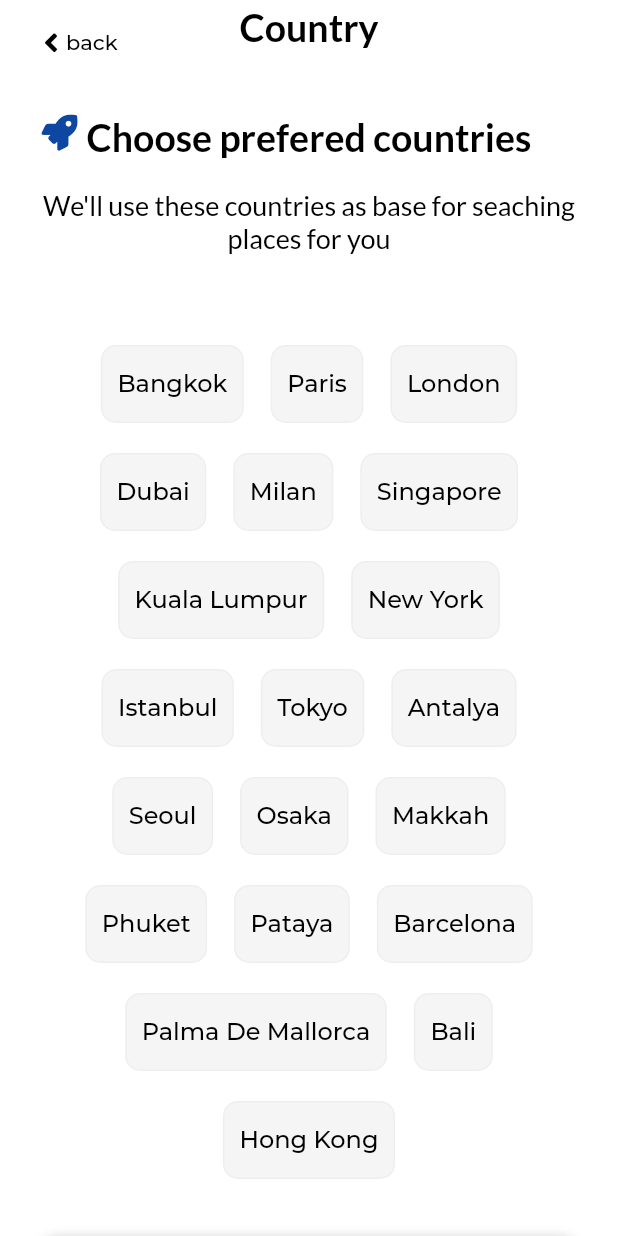
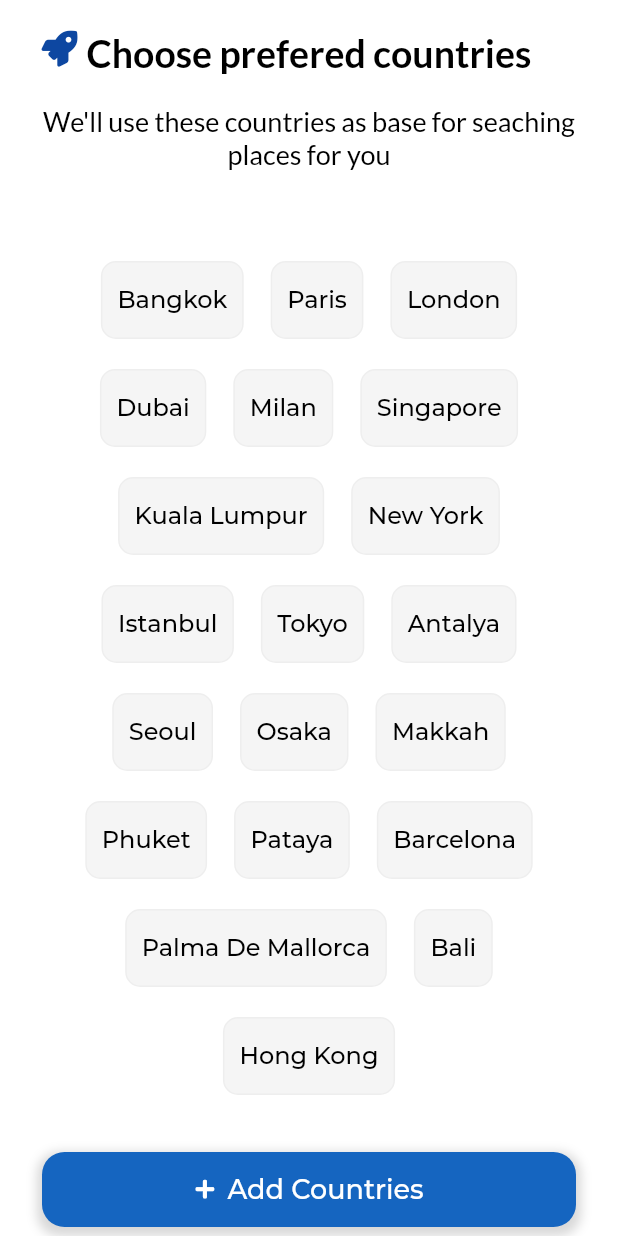
Before and after one commit to Nitro963/TripPal, a Flutter app: the HomePagePV screen opened directly, item 4 of the bottom bar chosen, after a tap on "Plan a trip automatically", on a phone screen of 412 x 824 dp. Run offline on Flutter 3.47's test engine with Material 2 defaults, Android fonts, the phone set to English and light mode, and no system bars; our stand-ins replace charts_flutter, flutter_slidable, flutter_spinkit, flutter_svg, font_awesome_flutter, get and 6 more; missing offline and left inert: footer, overflow_view, transformer_page_view; statements that could not run were skipped; project files that could hold a hidden picture were left out.

Commit message:
build filters controller

```diff
--- a/lib/scr/controllers/filters_controller.dart
+++ b/lib/scr/controllers/filters_controller.dart
@@ -1,18 +1,20 @@
 import 'package:get/get.dart';
+import 'package:travel_app/scr/models/DemoData.dart';
 
 // enum TripMode { extendedTrip, focusedTrip }
 
 class FilterController extends GetxController {
   @override
-  // ignore: must_call_super
   void onInit() {
-    for (var type in placeType) {
-      contentCheck[type] = false.obs;
-      contentValues[type] = 5;
+    selectedCities.add('dada');
+    selectedCities.add('dodo');
+
+    for (var type in _types) {
+      placesContentCheck[type] = false.obs;
+      contentValues[type] = 5.0.obs;
+      super.onInit();
     }
   }
-
-  // List<String> tripMode = ['extendedTrip', 'focusedTrip'];
 
   final List<String> _types = [
     'Historic',
@@ -28,16 +30,14 @@ class FilterController extends GetxController {
   bool foodsChecked = false;
   bool shopsChecked = false;
 
-  // TripMode tripMode = TripMode.extendedTrip;
+  Map<String, RxBool> locsContentCheck = Map<String, RxBool>();
+  Map<String, RxDouble> contentValues = Map<String, RxDouble>();
 
-  Map<String, RxBool> contentCheck = Map<String, RxBool>();
-  Map<String, double> contentValues = Map<String, double>();
+  RxDouble daysCount = 3.0.obs;
 
-  double daysCount = 3;
-
-  double placesPerDay = 3;
-  double foods = 5;
-  double shops = 5;
+  RxDouble placesPerDay = 3.0.obs;
+  RxDouble foods = 5.0.obs;
+  RxDouble shops = 5.0.obs;
 
   List<String> get placeType => this._types;
 
@@ -49,4 +49,24 @@ class FilterController extends GetxController {
     tripMode = value;
     update();
   }
+
+
+
+  // Countries page
+  final List<String> cities = dummyCities;
+  List<String> selectedCities = List<String>.empty(growable: true).obs;
+  void selectLocs() {
+    selectedCities.clear();
+    for (String city in locsContentCheck.keys)
+      if (locsContentCheck[city] == true.obs) selectedCities.add(city);
+  }
+
+  //Advanced Filters Page
+  Map<String, RxBool> placesContentCheck = Map<String, RxBool>();
+  List<String> selectedTypes = List<String>.empty(growable: true).obs;
+  void selectPlaces() {
+    selectedTypes.clear();
+    for (String city in placesContentCheck.keys)
+      if (placesContentCheck[city] == true.obs) selectedTypes.add(city);
+  }
 }
--- /dev/null
+++ b/lib/scr/screens/filters/advanced_filters_page.dart
@@ -0,0 +1,77 @@
+import 'package:flutter/material.dart';
+import 'package:font_awesome_flutter/font_awesome_flutter.dart';
+import 'package:get/get.dart';
+import 'package:travel_app/scr/controllers/filters_controller.dart';
+import 'package:travel_app/scr/shared/constants.dart';
+
+import 'components/filters_header.dart';
+import 'components/rounded_button.dart';
+import 'components/rounded_slider.dart';
+
+class AdvancedFiltersPage extends StatelessWidget {
+  AdvancedFiltersPage({Key key}) : super(key: key);
+  final controller = Get.find<FilterController>();
+
+  @override
+  Widget build(BuildContext context) {
+    List<Widget> builsSliders() {
+      List<Widget> result = List<Widget>.empty(growable: true);
+      for (String type in controller.selectedTypes) {
+        result.add(FilterSubTitle(filterName: 'How interested are you in ' + type + ' places?'));
+        result.add(FiltersSlider(
+            count: controller.contentValues[type],
+            sliderType: 'Rate',
+            onChanged: (newValue) => controller.contentValues[type].value = newValue));
+      } if(controller.foodsChecked){
+        result.add(FilterSubTitle(filterName: 'How interested are you in Foods & Drinks?'));
+        result.add(FiltersSlider(
+            count: controller.foods,
+            sliderType: 'Rate',
+            onChanged: (newValue) => controller.foods.value = newValue));
+      }if(controller.shopsChecked){
+        result.add(FilterSubTitle(filterName: 'How interested are you in Shopping?'));
+        result.add(FiltersSlider(
+            count: controller.shops,
+            sliderType: 'Rate',
+            onChanged: (newValue) => controller.shops.value = newValue));
+      }
+      result.add(FilterSubTitle(filterName: 'How many places would you visit in a single day?'));
+        result.add(FiltersSlider(
+            count: controller.placesPerDay,
+            sliderType: 'Rate',
+            onChanged: (newValue) => controller.placesPerDay.value = newValue));
+      return result;
+    }
+
+    return Scaffold(
+      body: SafeArea(
+        child: Container(
+        width: SizeConfig.screenWidth,
+        height: SizeConfig.screenHeight,
+        child: Column(
+          children: <Widget>[
+            FiltersHeader(
+              title: 'Preferences Control',
+              subTitle: 'Tell us more about your preferences, and we\'ll build a trip specialized for you',
+            ),
+            Expanded(
+              child: ListView(
+                children: builsSliders(),
+              )),
+           RoundedButton(
+            title: 'Save Controls',
+            onPressed: () => Get.back(),
+            color: Colors.blue[900],
+            textColor: Colors.white,
+            icon: Icon(
+              FontAwesomeIcons.save,
+              color: Colors.white,
+              size: 18.0,
+              )
+            )
+          ]
+        ),
+      )),
+    );
+  }
+}
--- a/lib/scr/screens/filters/cities_page.dart
+++ /dev/null
@@ -1,98 +0,0 @@
-import 'package:flutter/material.dart';
-import 'package:font_awesome_flutter/font_awesome_flutter.dart';
-import 'package:travel_app/scr/models/DemoData.dart';
-import 'package:travel_app/scr/screens/filters/components/filters_header.dart';
-import 'package:travel_app/scr/screens/filters/filter_page.dart';
-import 'package:get/get.dart';
-
-import 'components/custom_appbar.dart';
-import 'components/rounded_button.dart';
-import 'components/rounded_gesture_widget.dart';
-
-class CitiesPage extends StatefulWidget {
-  CitiesPage({Key key}) : super(key: key);
-
-  final List<String> cities = dummyCities;
-  @override
-  _CitiesPageState createState() => _CitiesPageState();
-}
-
-class _CitiesPageState extends State<CitiesPage> {
-  List<Widget> _content = List<Widget>.empty(growable: true).obs;
-  Map<String, RxBool> _contentCheck = Map<String, RxBool>();
-  List<String> _selectedCities;
-
-  @override
-  void initState() {
-    super.initState();
-    for (String city in widget.cities) {
-      _contentCheck[city] = false.obs;
-      _content.add(new RoundedGestWidget(
-        title: city,
-        selected: _contentCheck[city],
-        onTap: () {
-          _contentCheck[city] = _contentCheck[city].toggle();
-        },
-      ));
-    }
-  }
-
-  @override
-  Widget build(BuildContext context) {
-    return Scaffold(
-      appBar: AppBar(
-        automaticallyImplyLeading: false,
-        backgroundColor: Colors.white,
-        elevation: 0,
-        title: CustomAppbar(
-          title: 'Country',
-        ),
-      ),
-      body: SafeArea(
-        child: Container(
-          color: Colors.white,
-          height: MediaQuery.of(context).size.height,
-          width: MediaQuery.of(context).size.width,
-          child: ListView(
-            children: <Widget>[
-              FiltersHeader(
-                  title: 'Choose prefered countries',
-                  subTitle:
-                      'We\'ll use these countries as base for seaching places for you'),
-              SizedBox(
-                height: 10.0,
-              ),
-              Padding(
-                padding: const EdgeInsets.all(30.0),
-                child: Wrap(
-                    spacing: 10.0,
-                    alignment: WrapAlignment.center,
-                    runSpacing: 20.0,
-                    children: _content),
-              ),
-              RoundedButton(
-                  title: 'Add Countries',
-                  icon: Icon(FontAwesomeIcons.plus,
-                      color: Colors.white, size: 14.0),
-                  onPressed: () {
-                    _selectedCities = List<String>.empty(growable: true).obs;
-                    for (String city in _contentCheck.keys)
-                      if (_contentCheck[city] == true.obs)
-                        _selectedCities.add(city);
-                    if (_selectedCities.length > 0) {
-                      Navigator.push(context, MaterialPageRoute(
-                            builder: (context) =>
-                                FiltersPageV2(content: _selectedCities)),
-                      );
-                    }
-                  },
-                  color: Colors.blue[800],
-                  textColor: Colors.white),
-              SizedBox(height: 40.0)
-            ],
-          ),
-        ),
-      ),
-    );
-  }
-}
--- /dev/null
+++ b/lib/scr/screens/filters/locations_page.dart
@@ -0,0 +1,67 @@
+import 'package:flutter/material.dart';
+import 'package:font_awesome_flutter/font_awesome_flutter.dart';
+import 'package:get/get.dart';
+import 'package:travel_app/scr/controllers/filters_controller.dart';
+import 'package:travel_app/scr/screens/filters/basic_filters_page.dart';
+
+import 'components/filters_header.dart';
+import 'components/rounded_button.dart';
+import 'components/rounded_gesture_widget.dart';
+
+class LocationsPage extends StatelessWidget {
+  LocationsPage({Key key}) : super(key: key);
+
+  final FilterController controller = Get.put(FilterController());
+  @override
+  Widget build(BuildContext context) {
+    List<Widget> content = List<Widget>.empty(growable: true).obs;
+
+    for (String city in controller.cities) {
+      controller.locsContentCheck[city] = false.obs;
+      content.add(new RoundedGestWidget(
+        title: city,
+        selected: controller.locsContentCheck[city],
+        onTap: () {
+          controller.locsContentCheck[city] =
+              controller.locsContentCheck[city].toggle();
+        },
+      ));
+    }
+
+    return Scaffold(
+      backgroundColor: Colors.white,
+      body: SafeArea(
+          child: ListView(
+        children: <Widget>[
+          FiltersHeader(
+              title: 'Choose prefered countries',
+              subTitle:
+                  'We\'ll use these countries as base for seaching places for you'),
+          SizedBox(
+            height: 10.0,
+          ),
+          Padding(
+            padding: const EdgeInsets.all(30.0),
+            child: Wrap(
+                spacing: 10.0,
+                alignment: WrapAlignment.center,
+                runSpacing: 20.0,
+                children: content),
+          ),
+          RoundedButton(
+              title: 'Add Countries',
+              icon:
+                  Icon(FontAwesomeIcons.plus, color: Colors.white, size: 14.0),
+              onPressed: () {
+                controller.selectLocs();
+                if (controller.selectedCities.length > 0)
+                  Get.to(FiltersPage());
+              },
+              color: Colors.blue[800],
+              textColor: Colors.white),
+          SizedBox(height: 40.0)
+        ],
+      )),
+    );
+  }
+}
--- a/lib/scr/screens/trip/trip_types_screen.dart
+++ b/lib/scr/screens/trip/trip_types_screen.dart
@@ -1,6 +1,6 @@
-
 import 'package:flutter/material.dart';
-import 'package:travel_app/scr/screens/filters/cities_page.dart';
+import 'package:get/get.dart';
+import 'package:travel_app/scr/screens/filters/locations_page.dart';
 import 'package:travel_app/scr/screens/trip/components/trip_card.dart';
 import 'package:travel_app/scr/screens/trip/users_trips_screen.dart';
 import 'package:travel_app/scr/shared/constants.dart';
@@ -16,7 +16,7 @@ class TripsPage extends StatelessWidget {
       width: MediaQuery.of(context).size.width,
       height: MediaQuery.of(context).size.height,
       padding: EdgeInsets.only(bottom: 72.0),
-       decoration: BoxDecoration(
+      decoration: BoxDecoration(
         image: DecorationImage(
           image: AssetImage('images/trip_3.jpg'),
           fit: BoxFit.cover,
@@ -38,49 +38,48 @@ class TripsPage extends StatelessWidget {
                 ),
               ),
               Padding(
-                padding: const EdgeInsets.symmetric(horizontal: 30.0, vertical: 10),
+                padding:
+                    const EdgeInsets.symmetric(horizontal: 30.0, vertical: 10),
                 child: Text(
-                    'We\'ll use this type as base for building a great plan for you',
-                    style: kSeconderyFiltersTitleStyle.copyWith(color: Colors.white),
-                    textAlign: TextAlign.center,
-                  ),
+                  'We\'ll use this type as base for building a great plan for you',
+                  style:
+                      kSeconderyFiltersTitleStyle.copyWith(color: Colors.white),
+                  textAlign: TextAlign.center,
+                ),
               ),
               TripCard(
                   tripType: 'Plan a trip automatically',
-                  tripWriter: 'Enter your preferences and let the app plan the trip for you',
+                  tripWriter:
+                      'Enter your preferences and let the app plan the trip for you',
                   tripExp:
                       'wlanation write a simple explanation write a simple explanation',
                   onTap: () {
-                    Navigator.push(
-                      context,
-                      MaterialPageRoute(
-                          builder: (context) => CitiesPage()),
-                    );
+                    Get.to(LocationsPage());
                   },
                   img: 'images/1.jpg'),
               TripCard(
                 tripType: 'Plan a trip yourself',
-                tripWriter: 'Find the places you want to visit and let us organize the trip accordingly',
+                tripWriter:
+                    'Find the places you want to visit and let us organize the trip accordingly',
                 tripExp: 'write a simple explanation write a',
                 onTap: () {
                   Navigator.push(
                     context,
-                    MaterialPageRoute(
-                        builder: (context) => CitiesPage()),
+                    MaterialPageRoute(builder: (context) => LocationsPage()),
                   );
                 },
                 img: 'images/2.jpg',
               ),
               TripCard(
                 tripType: 'Trips planned by users',
-                tripWriter: 'Check and search among the trips other users have built for their travels',
+                tripWriter:
+                    'Check and search among the trips other users have built for their travels',
                 tripExp:
                     'write a simple explanation write a simple explanation write a simple explanation write a simple explanation',
                 onTap: () {
                   Navigator.push(
                     context,
-                    MaterialPageRoute(
-                        builder: (context) => UsersTripsScreen()),
+                    MaterialPageRoute(builder: (context) => UsersTripsScreen()),
                   );
                 },
                 img: 'images/3.jpg',
```
Also changed, not shown: lib/main.dart (+4 -3 lines), lib/scr/screens/filters/basic_filters_page.dart (added, +113 -0 lines), lib/scr/screens/filters/components/filters_header.dart (+6 -4 lines), lib/scr/screens/filters/components/rounded_slider.dart (+9 -12 lines), lib/scr/screens/filters/filter_page.dart (deleted, +0 -270 lines).
